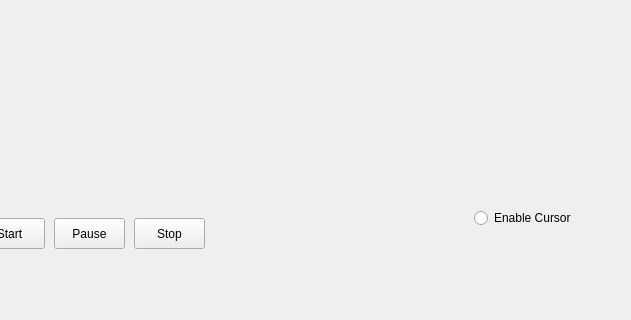
Qt form GUI_en.ui (luizborgess/controlador-digital-firmata) before a commit; both pictures show x 596 to 1227 and y 402 to 722 of the 1227 by 722 pixel window.
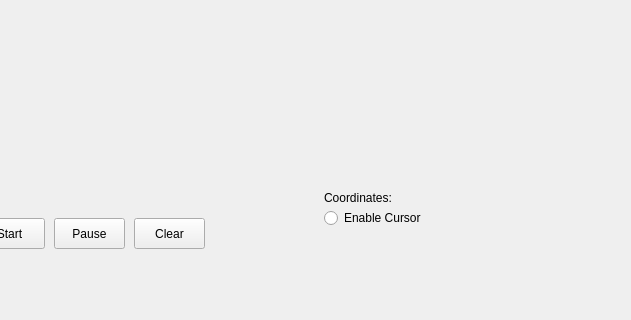
The same form after that commit. Custom widgets are drawn as their Qt base class.

Commit message: Added Cursor and Coordinates label

Patch:
```diff
--- a/GUI_en.ui
+++ b/GUI_en.ui
@@ -429,7 +429,7 @@
      </rect>
     </property>
     <property name="text">
-     <string>Stop</string>
+     <string>Clear</string>
     </property>
    </widget>
    <widget class="QPushButton" name="pause">
@@ -584,7 +584,7 @@
    <widget class="QRadioButton" name="enableCursor">
     <property name="geometry">
      <rect>
-      <x>1070</x>
+      <x>920</x>
       <y>610</y>
       <width>131</width>
       <height>20</height>
@@ -610,6 +610,19 @@
      <string>Update SP</string>
     </property>
    </widget>
+   <widget class="QLabel" name="coordinates">
+    <property name="geometry">
+     <rect>
+      <x>920</x>
+      <y>590</y>
+      <width>281</width>
+      <height>20</height>
+     </rect>
+    </property>
+    <property name="text">
+     <string>Coordinates:</string>
+    </property>
+   </widget>
   </widget>
  </widget>
  <customwidgets>
```
Left out of the diff: 2 changed lines with no effect on the pictures. The commit also changes 3 other files.
